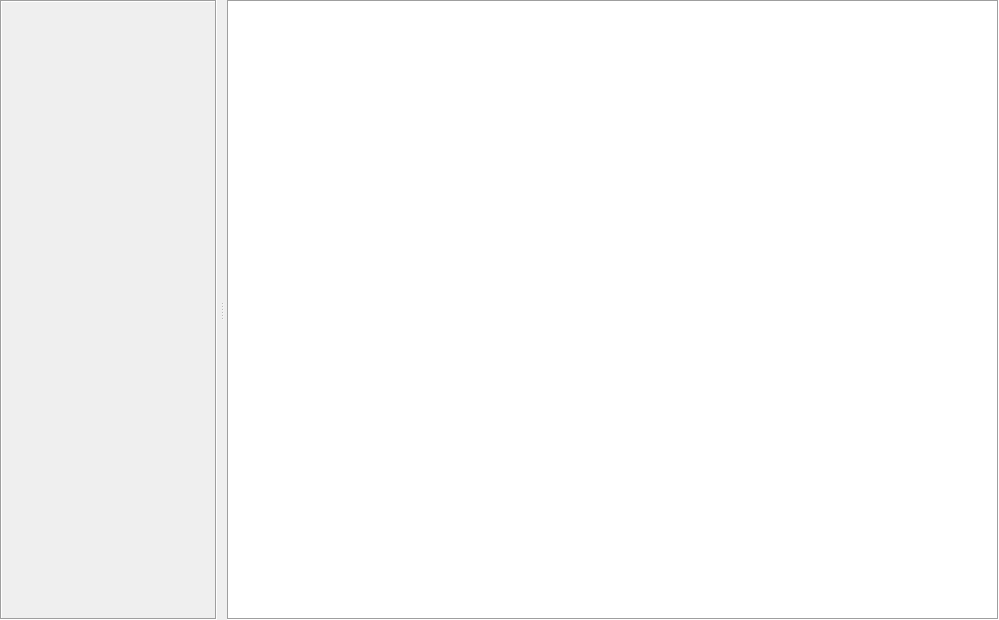
Before: the Qt Designer form src/home/flibrary/gui/AnnotationWidget.ui in heimdallr/books, drawn with Qt 5.
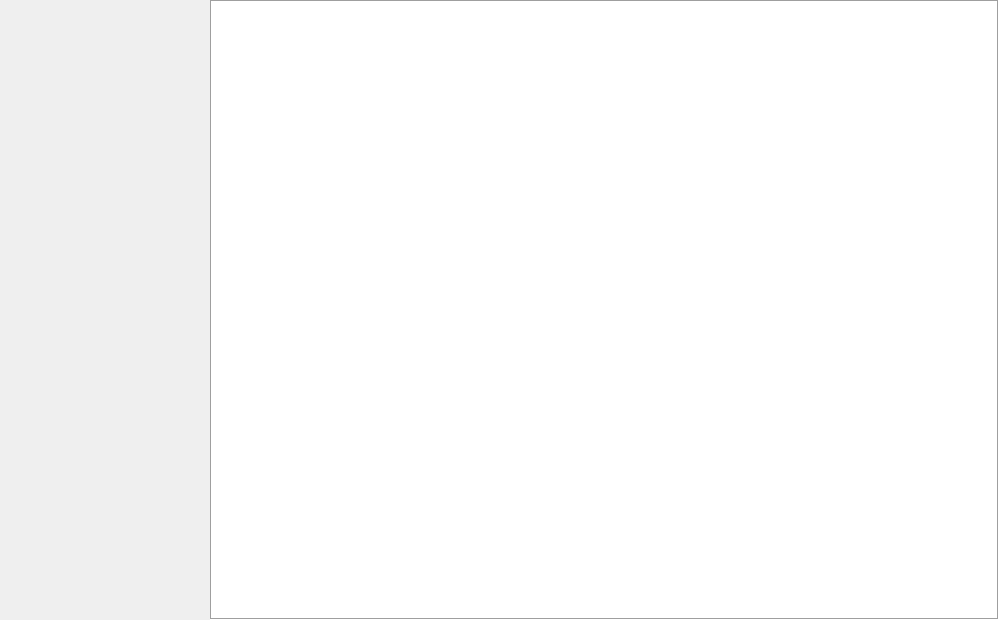
After: the same form once the commit is applied. Custom widgets are drawn as their Qt base class.

The edit to the form file:
```diff
--- a/src/home/flibrary/gui/AnnotationWidget.ui
+++ b/src/home/flibrary/gui/AnnotationWidget.ui
@@ -41,14 +41,17 @@
       <enum>Qt::Horizontal</enum>
      </property>
      <property name="handleWidth">
-      <number>10</number>
+      <number>0</number>
      </property>
      <widget class="QFrame" name="mainWidget">
       <property name="frameShape">
-       <enum>QFrame::Box</enum>
+       <enum>QFrame::NoFrame</enum>
       </property>
       <property name="frameShadow">
-       <enum>QFrame::Sunken</enum>
+       <enum>QFrame::Plain</enum>
+      </property>
+      <property name="lineWidth">
+       <number>0</number>
       </property>
       <layout class="QHBoxLayout" name="horizontalLayout">
        <property name="spacing">
@@ -208,8 +211,8 @@
            <rect>
             <x>0</x>
             <y>0</y>
-            <width>215</width>
-            <height>616</height>
+            <width>222</width>
+            <height>620</height>
            </rect>
           </property>
           <layout class="QVBoxLayout" name="verticalLayout_3">
@@ -318,6 +321,12 @@
          <property name="frameShape">
           <enum>QFrame::Box</enum>
          </property>
+         <property name="frameShadow">
+          <enum>QFrame::Sunken</enum>
+         </property>
+         <property name="lineWidth">
+          <number>1</number>
+         </property>
          <property name="animated">
           <bool>true</bool>
          </property>
```
Left out of the diff: 4 changed lines with no effect on the pictures.
